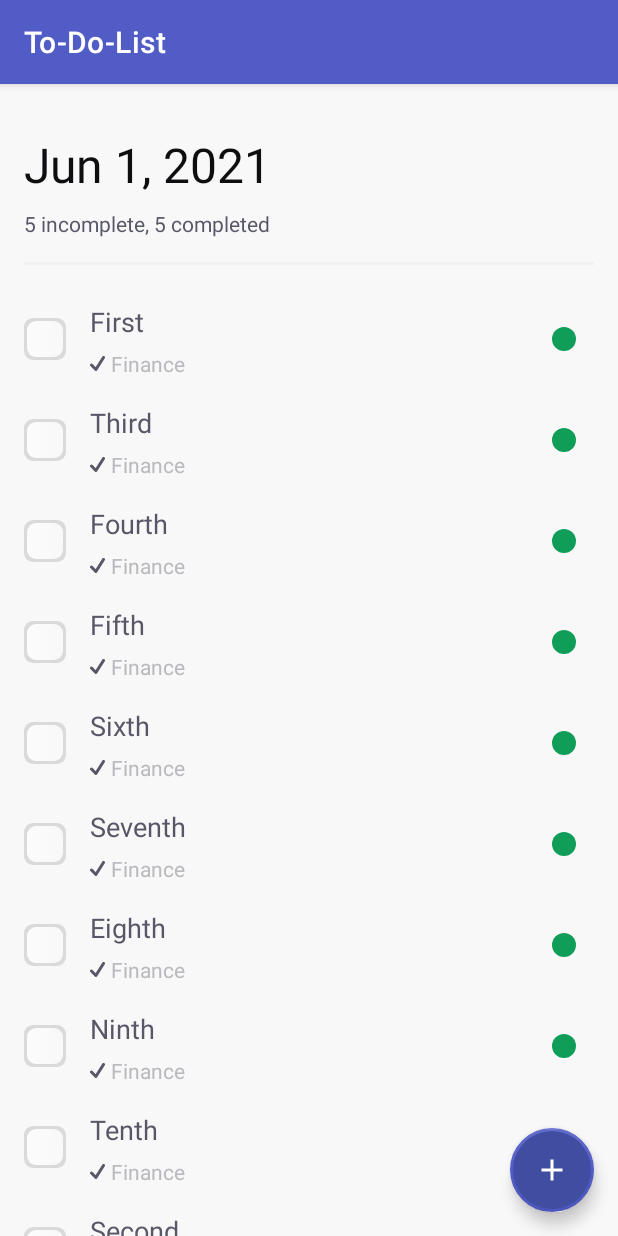
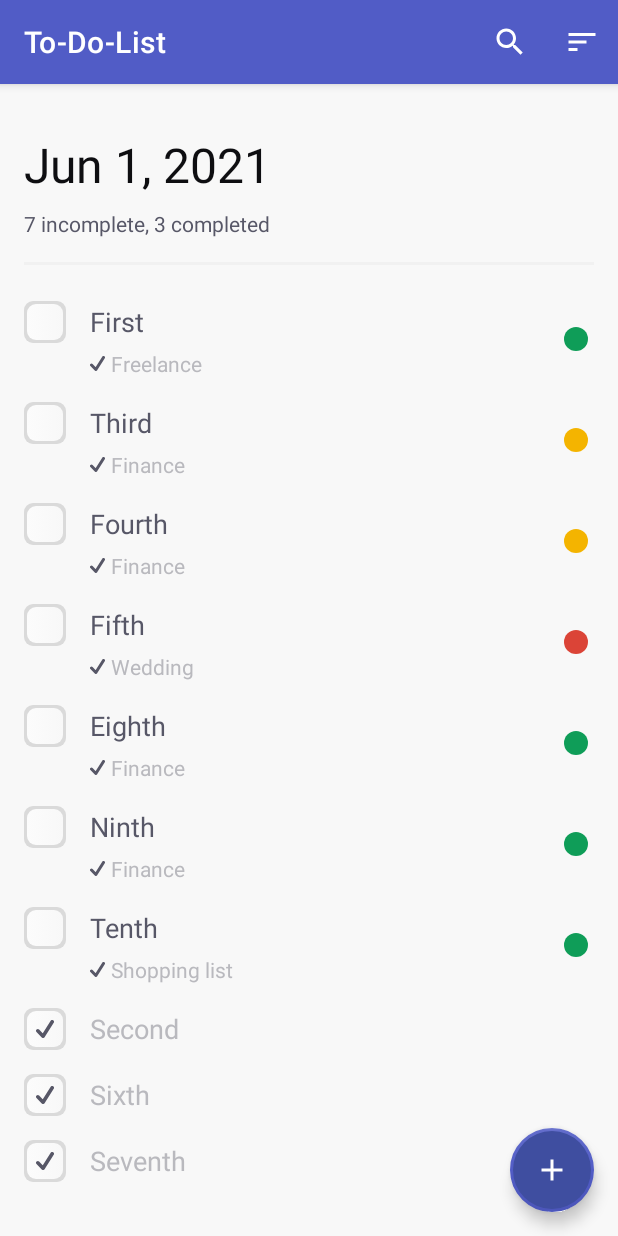
Before and after one commit to TeenWolf3301/ToDoList, an Android app: the screen it shows after launch (MainActivity), on a phone screen of 412 x 824 dp. Run offline under Robolectric (Android 15) with nearby library versions, the phone set to English and light mode, and no system bars; our stand-ins replace Dagger/Hilt's generated code, Room's generated code.

Commit message:
Implement menu into ListFragment, update Dao Query for optimal search and order and other small tweaks

```diff
--- a/app/src/main/java/com/teenwolf3301/to_do_list/data/TaskDao.kt
+++ b/app/src/main/java/com/teenwolf3301/to_do_list/data/TaskDao.kt
@@ -6,8 +6,8 @@ import kotlinx.coroutines.flow.Flow
 @Dao
 interface TaskDao {
 
-    @Query("SELECT * FROM table_todo")
-    fun getTasks(): Flow<List<Task>>
+    @Query("SELECT * FROM table_todo WHERE name LIKE '%' || :searchQuery || '%' ORDER BY isCompleted ASC")
+    fun getTasks(searchQuery: String): Flow<List<Task>>
 
     @Insert(onConflict = OnConflictStrategy.IGNORE)
     suspend fun insertTask(task: Task)
--- a/app/src/main/java/com/teenwolf3301/to_do_list/data/TaskDatabase.kt
+++ b/app/src/main/java/com/teenwolf3301/to_do_list/data/TaskDatabase.kt
@@ -24,16 +24,16 @@ abstract class TaskDatabase : RoomDatabase() {
             val dao = database.get().taskDao()
 
             appScope.launch {
-                dao.insertTask(Task(name = "First"))
-                dao.insertTask(Task(name = "Second", isCompleted = true))
-                dao.insertTask(Task(name = "Third"))
-                dao.insertTask(Task(name = "Fourth"))
-                dao.insertTask(Task(name = "Fifth"))
-                dao.insertTask(Task(name = "Sixth"))
-                dao.insertTask(Task(name = "Seventh"))
+                dao.insertTask(Task(name = "First", category = "Freelance"))
+                dao.insertTask(Task(name = "Second", isCompleted = true, category = "Wedding"))
+                dao.insertTask(Task(name = "Third", priority = Priority.MEDIUM))
+                dao.insertTask(Task(name = "Fourth", priority = Priority.MEDIUM))
+                dao.insertTask(Task(name = "Fifth", priority = Priority.HIGH, category = "Wedding"))
+                dao.insertTask(Task(name = "Sixth", isCompleted = true))
+                dao.insertTask(Task(name = "Seventh", isCompleted = true, priority = Priority.HIGH, category = "Shopping list"))
                 dao.insertTask(Task(name = "Eighth"))
                 dao.insertTask(Task(name = "Ninth"))
-                dao.insertTask(Task(name = "Tenth"))
+                dao.insertTask(Task(name = "Tenth", category = "Shopping list"))
             }
         }
     }
--- a/app/src/main/java/com/teenwolf3301/to_do_list/ui/MainActivity.kt
+++ b/app/src/main/java/com/teenwolf3301/to_do_list/ui/MainActivity.kt
@@ -2,7 +2,7 @@ package com.teenwolf3301.to_do_list.ui
 
 import android.os.Bundle
 import androidx.appcompat.app.AppCompatActivity
-import com.teenwolf3301.to_do_list.APP_ACTIVITY
+import com.teenwolf3301.to_do_list.util.APP_ACTIVITY
 import com.teenwolf3301.to_do_list.databinding.ActivityMainBinding
 import dagger.hilt.android.AndroidEntryPoint
 
--- a/app/src/main/java/com/teenwolf3301/to_do_list/ui/list/ListAdapter.kt
+++ b/app/src/main/java/com/teenwolf3301/to_do_list/ui/list/ListAdapter.kt
@@ -1,12 +1,15 @@
 package com.teenwolf3301.to_do_list.ui.list
 
+import android.R.attr
+import android.util.TypedValue
 import android.view.LayoutInflater
+import android.view.View
 import android.view.ViewGroup
 import androidx.core.content.ContextCompat
 import androidx.recyclerview.widget.DiffUtil
 import androidx.recyclerview.widget.ListAdapter
 import androidx.recyclerview.widget.RecyclerView
-import com.teenwolf3301.to_do_list.APP_ACTIVITY
+import com.teenwolf3301.to_do_list.util.APP_ACTIVITY
 import com.teenwolf3301.to_do_list.R
 import com.teenwolf3301.to_do_list.data.Priority
 import com.teenwolf3301.to_do_list.data.Task
@@ -39,9 +42,10 @@ class ListAdapter(private val listener: OnItemClickListener) :
         }
 
         fun bind(task: Task) {
+            val typedValue = TypedValue()
             binding.apply {
+                tvItemName.text = task.name
                 cbCompleted.isChecked = task.isCompleted
-                tvItemName.text = task.name
                 tvItemCategory.text = task.category
                 when (task.priority) {
                     Priority.LOW -> icPriority.backgroundTintList =
@@ -50,6 +54,17 @@ class ListAdapter(private val listener: OnItemClickListener) :
                         ContextCompat.getColorStateList(APP_ACTIVITY, R.color.google_yellow)
                     Priority.HIGH -> icPriority.backgroundTintList =
                         ContextCompat.getColorStateList(APP_ACTIVITY, R.color.google_red)
+                }
+                if (cbCompleted.isChecked) {
+                    APP_ACTIVITY.theme.resolveAttribute(attr.textColorSecondary, typedValue, true)
+                    tvItemName.setTextColor(typedValue.data)
+                    tvItemCategory.visibility = View.GONE
+                    icPriority.visibility = View.INVISIBLE
+                } else {
+                    APP_ACTIVITY.theme.resolveAttribute(attr.textColorTertiary, typedValue, true)
+                    tvItemName.setTextColor(typedValue.data)
+                    tvItemCategory.visibility = View.VISIBLE
+                    icPriority.visibility = View.VISIBLE
                 }
             }
         }
--- a/app/src/main/java/com/teenwolf3301/to_do_list/ui/list/ListFragment.kt
+++ b/app/src/main/java/com/teenwolf3301/to_do_list/ui/list/ListFragment.kt
@@ -1,7 +1,10 @@
 package com.teenwolf3301.to_do_list.ui.list
 
 import android.os.Bundle
+import android.view.Menu
+import android.view.MenuInflater
 import android.view.View
+import androidx.appcompat.widget.SearchView
 import androidx.fragment.app.Fragment
 import androidx.fragment.app.viewModels
 import androidx.recyclerview.widget.LinearLayoutManager
@@ -23,13 +26,11 @@ class ListFragment : Fragment(R.layout.fragment_list), ListAdapter.OnItemClickLi
         super.onViewCreated(view, savedInstanceState)
 
         val binding = FragmentListBinding.bind(view)
-
         val listAdapter = ListAdapter(this)
 
         listRecyclerView = binding.rvList
         binding.apply {
             tvDate.text = DateFormat.getDateInstance().format(System.currentTimeMillis())
-            tvStats.text = "5 incomplete, 5 completed"
 
             listRecyclerView.apply {
                 adapter = listAdapter
@@ -39,8 +40,28 @@ class ListFragment : Fragment(R.layout.fragment_list), ListAdapter.OnItemClickLi
         }
 
         viewModel.list.observe(viewLifecycleOwner) { list ->
-            listAdapter.submitList(list.sortedBy { it.isCompleted })
+            listAdapter.submitList(list)
+            binding.tvStats.text =
+                "${list.size - viewModel.completedTasks()} incomplete, ${viewModel.completedTasks()} completed"
         }
+
+        setHasOptionsMenu(true)
+    }
+
+    override fun onCreateOptionsMenu(menu: Menu, inflater: MenuInflater) {
+        inflater.inflate(R.menu.list_menu, menu)
+
+        val searchItem = menu.findItem(R.id.list_menu_search)
+        val searchView = searchItem.actionView as SearchView
+
+        searchView.setOnQueryTextListener(object : SearchView.OnQueryTextListener {
+            override fun onQueryTextSubmit(query: String?) = true
+
+            override fun onQueryTextChange(newText: String?): Boolean {
+                viewModel.searchQuery.value = newText.orEmpty()
+                return true
+            }
+        })
     }
 
     override fun onItemClick(task: Task) {
--- a/app/src/main/java/com/teenwolf3301/to_do_list/ui/list/ListViewModel.kt
+++ b/app/src/main/java/com/teenwolf3301/to_do_list/ui/list/ListViewModel.kt
@@ -6,6 +6,9 @@ import androidx.lifecycle.viewModelScope
 import com.teenwolf3301.to_do_list.data.Task
 import com.teenwolf3301.to_do_list.data.TaskDao
 import dagger.hilt.android.lifecycle.HiltViewModel
+import kotlinx.coroutines.flow.MutableStateFlow
+import kotlinx.coroutines.flow.flatMapConcat
+import kotlinx.coroutines.flow.flatMapLatest
 import kotlinx.coroutines.launch
 import javax.inject.Inject
 
@@ -20,6 +23,19 @@ class ListViewModel @Inject constructor(
         taskDao.updateTask(task.copy(isCompleted = isChecked))
     }
 
+    fun completedTasks(): Int {
+        var count = 0
+        list.value?.forEach {
+            if (it.isCompleted) count++
+        }
+        return count
+    }
 
-    val list = taskDao.getTasks().asLiveData()
+    val searchQuery = MutableStateFlow("")
+
+    private val taskFlow = searchQuery.flatMapLatest {
+        taskDao.getTasks(it)
+    }
+
+    val list = taskFlow.asLiveData()
 }
--- a/app/src/main/java/com/teenwolf3301/to_do_list/const.kt
+++ b/app/src/main/java/com/teenwolf3301/to_do_list/util/const.kt
@@ -1,4 +1,4 @@
-package com.teenwolf3301.to_do_list
+package com.teenwolf3301.to_do_list.util
 
 import com.teenwolf3301.to_do_list.ui.MainActivity
 
--- /dev/null
+++ b/app/src/main/res/drawable/ic_search.xml
@@ -0,0 +1,9 @@
+<vector xmlns:android="http://schemas.android.com/apk/res/android"
+    android:width="24dp"
+    android:height="24dp"
+    android:viewportWidth="24"
+    android:viewportHeight="24">
+    <path
+        android:fillColor="@color/white"
+        android:pathData="M15.5,14h-0.79l-0.28,-0.27C15.41,12.59 16,11.11 16,9.5 16,5.91 13.09,3 9.5,3S3,5.91 3,9.5 5.91,16 9.5,16c1.61,0 3.09,-0.59 4.23,-1.57l0.27,0.28v0.79l5,4.99L20.49,19l-4.99,-5zM9.5,14C7.01,14 5,11.99 5,9.5S7.01,5 9.5,5 14,7.01 14,9.5 11.99,14 9.5,14z" />
+</vector>
--- /dev/null
+++ b/app/src/main/res/drawable/ic_sort.xml
@@ -0,0 +1,9 @@
+<vector xmlns:android="http://schemas.android.com/apk/res/android"
+    android:width="24dp"
+    android:height="24dp"
+    android:viewportWidth="24"
+    android:viewportHeight="24">
+    <path
+        android:fillColor="@color/white"
+        android:pathData="M3,18h6v-2L3,16v2zM3,6v2h18L21,6L3,6zM3,13h12v-2L3,11v2z" />
+</vector>
--- a/app/src/main/res/layout/fragment_edit.xml
+++ b/app/src/main/res/layout/fragment_edit.xml
@@ -8,13 +8,14 @@
 
     <androidx.appcompat.widget.LinearLayoutCompat
         android:layout_width="match_parent"
-        android:layout_height="match_parent"
-        android:layout_marginStart="16dp"
-        android:layout_marginTop="32dp"
-        android:layout_marginEnd="16dp"
+        android:layout_height="wrap_content"
+        android:paddingTop="32dp"
+        android:paddingBottom="16dp"
         android:orientation="vertical">
 
         <EditText
+            android:layout_marginStart="16dp"
+            android:layout_marginEnd="16dp"
             android:layout_width="match_parent"
             android:layout_height="wrap_content"
             android:hint="Task name"
@@ -24,6 +25,8 @@
 
         <TextView
             android:text="Category:"
+            android:layout_marginStart="16dp"
+            android:layout_marginEnd="16dp"
             android:textSize="14sp"
             android:layout_marginTop="8dp"
             android:textColor="?android:textColorPrimary"
@@ -32,6 +35,8 @@
 
         <Spinner
             android:layout_width="wrap_content"
+            android:layout_marginStart="16dp"
+            android:layout_marginEnd="16dp"
             android:layout_height="wrap_content"
             android:entries="@array/category"
             android:spinnerMode="dialog"/>
@@ -39,6 +44,8 @@
         <RadioGroup
             android:layout_width="match_parent"
             android:layout_height="wrap_content"
+            android:layout_marginStart="16dp"
+            android:layout_marginEnd="16dp"
             android:layout_marginTop="8dp"
             android:orientation="horizontal">
 
@@ -69,6 +76,8 @@
 
         <TextView
             android:id="@+id/tv_date_created"
+            android:layout_marginStart="16dp"
+            android:layout_marginEnd="16dp"
             android:layout_width="wrap_content"
             android:layout_height="wrap_content"
             android:layout_marginTop="8dp"
@@ -84,10 +93,10 @@
         android:layout_height="wrap_content"
         android:layout_gravity="bottom|end"
         android:layout_margin="16dp"
-        android:backgroundTint="@color/purple_700"
+        android:backgroundTint="@color/chambray"
         android:contentDescription="@string/fab_content_desc"
         android:src="@drawable/ic_checkmark"
-        app:backgroundTint="@color/purple_500"
+        app:backgroundTint="@color/indigo"
         app:borderWidth="2dp"
         app:tint="@color/white" />
 
--- a/app/src/main/res/layout/fragment_list.xml
+++ b/app/src/main/res/layout/fragment_list.xml
@@ -9,15 +9,15 @@
     <androidx.appcompat.widget.LinearLayoutCompat
         android:layout_width="match_parent"
         android:layout_height="match_parent"
-        android:layout_marginStart="16dp"
-        android:layout_marginTop="32dp"
-        android:layout_marginEnd="16dp"
+        android:paddingTop="32dp"
         android:orientation="vertical">
 
         <TextView
             android:id="@+id/tv_date"
             android:layout_width="wrap_content"
             android:layout_height="wrap_content"
+            android:layout_marginStart="16dp"
+            android:layout_marginEnd="16dp"
             android:textColor="?android:textColorPrimary"
             android:textSize="32sp"
             tools:text="March 9, 2020" />
@@ -26,6 +26,8 @@
             android:id="@+id/tv_stats"
             android:layout_width="wrap_content"
             android:layout_height="wrap_content"
+            android:layout_marginStart="16dp"
+            android:layout_marginEnd="16dp"
             android:layout_marginTop="8dp"
             android:textColor="@color/scarpa_flow"
             android:textSize="14sp"
@@ -34,6 +36,8 @@
         <View
             android:id="@+id/divider"
             android:layout_width="match_parent"
+            android:layout_marginStart="16dp"
+            android:layout_marginEnd="16dp"
             android:layout_height="2dp"
             android:layout_marginTop="16dp"
             android:background="#33D0D0D0" />
@@ -53,10 +57,10 @@
         android:layout_height="wrap_content"
         android:layout_gravity="bottom|end"
         android:layout_margin="16dp"
-        android:backgroundTint="@color/purple_700"
+        android:backgroundTint="@color/chambray"
         android:contentDescription="@string/fab_content_desc"
         android:src="@drawable/ic_add_item"
-        app:backgroundTint="@color/purple_500"
+        app:backgroundTint="@color/indigo"
         app:borderWidth="2dp"
         app:tint="@color/white" />
 
--- a/app/src/main/res/layout/list_item.xml
+++ b/app/src/main/res/layout/list_item.xml
@@ -10,9 +10,9 @@
     <androidx.appcompat.widget.AppCompatCheckBox
         android:id="@+id/cb_completed"
         android:layout_width="wrap_content"
+        android:layout_marginStart="16dp"
         android:layout_height="wrap_content"
         android:layout_alignParentStart="true"
-        android:layout_centerVertical="true"
         android:button="@drawable/custom_checkbox"
         android:minWidth="0dp"
         android:minHeight="0dp"
@@ -58,7 +58,7 @@
         android:layout_height="24dp"
         android:layout_alignParentEnd="true"
         android:layout_centerVertical="true"
-        android:layout_marginEnd="8dp"
+        android:layout_marginEnd="16dp"
         android:background="@drawable/ic_priority"
         android:backgroundTint="@color/google_green" />
 
--- /dev/null
+++ b/app/src/main/res/menu/list_menu.xml
@@ -0,0 +1,30 @@
+<?xml version="1.0" encoding="utf-8"?>
+<menu xmlns:android="http://schemas.android.com/apk/res/android"
+    xmlns:app="http://schemas.android.com/apk/res-auto">
+
+    <item
+        android:id="@+id/list_menu_search"
+        android:icon="@drawable/ic_search"
+        android:title="Search"
+        app:actionViewClass="androidx.appcompat.widget.SearchView"
+        app:showAsAction="always|collapseActionView" />
+
+    <item
+        android:id="@+id/list_menu_sort"
+        android:icon="@drawable/ic_sort"
+        android:title="Sort"
+        app:showAsAction="always">
+        <menu>
+            <item
+                android:id="@+id/list_menu_sort_by_name"
+                android:title="Sort by name" />
+            <item
+                android:id="@+id/list_menu_sort_by_date"
+                android:title="Sort by date" />
+            <item
+                android:id="@+id/list_menu_sort_by_priority"
+                android:title="Sort by priority" />
+        </menu>
+    </item>
+
+</menu>
--- a/app/src/main/res/values-night/themes.xml
+++ b/app/src/main/res/values-night/themes.xml
@@ -2,12 +2,12 @@
     <!-- Base application theme. -->
     <style name="Theme.ToDoList" parent="Theme.MaterialComponents.DayNight.DarkActionBar">
         <!-- Primary brand color. -->
-        <item name="colorPrimary">@color/purple_200</item>
-        <item name="colorPrimaryVariant">@color/purple_700</item>
+        <item name="colorPrimary">@color/indigo</item>
+        <item name="colorPrimaryVariant">@color/chambray</item>
         <item name="colorOnPrimary">@color/black</item>
         <!-- Secondary brand color. -->
-        <item name="colorSecondary">@color/teal_200</item>
-        <item name="colorSecondaryVariant">@color/teal_200</item>
+        <item name="colorSecondary">@color/indigo</item>
+        <item name="colorSecondaryVariant">@color/indigo</item>
         <item name="colorOnSecondary">@color/black</item>
         <!-- Status bar color. -->
         <item name="android:statusBarColor" tools:targetApi="l">@color/woodsmoke</item>
--- a/app/src/main/res/values/colors.xml
+++ b/app/src/main/res/values/colors.xml
@@ -1,27 +1,24 @@
 <?xml version="1.0" encoding="utf-8"?>
 <resources>
-    <color name="purple_200">#BB86FC</color>
-
-    <color name="purple_500">#515CC6</color>
-    <color name="purple_700">#3F4EA0</color>
-
-    <color name="teal_200">#03DAC5</color>
-    <color name="teal_700">#018786</color>
+    <color name="indigo">#515CC6</color>
+    <color name="chambray">#3F4EA0</color>
 
     <color name="black">#000</color>
     <color name="white">#FFF</color>
 
+    <color name="scarpa_flow">#575767</color>
+
     <color name="woodsmoke">#141419</color>
+    <color name="woodsmoke_dark">#0E0E11</color>
+
+    <color name="charade">#2B2D37</color>
+    <color name="charade_darker">#262933</color>
+
     <color name="alabaster">#F8F8F8</color>
     <color name="alabaster_darker">#FCFCFC</color>
 
     <color name="alto">#DADADA</color>
     <color name="french_grey">#B9B9BE</color>
-    <color name="woodsmoke_dark">#0E0E11</color>
-
-    <color name="scarpa_flow">#575767</color>
-    <color name="charade">#2B2D37</color>
-    <color name="charade_darker">#262933</color>
 
     <color name="google_red">#DB4437</color>
     <color name="google_yellow">#F4B400</color>
--- a/app/src/main/res/values/themes.xml
+++ b/app/src/main/res/values/themes.xml
@@ -2,12 +2,12 @@
     <!-- Base application theme. -->
     <style name="Theme.ToDoList" parent="Theme.MaterialComponents.DayNight.DarkActionBar">
         <!-- Primary brand color. -->
-        <item name="colorPrimary">@color/purple_500</item>
-        <item name="colorPrimaryVariant">@color/purple_700</item>
+        <item name="colorPrimary">@color/indigo</item>
+        <item name="colorPrimaryVariant">@color/chambray</item>
         <item name="colorOnPrimary">@color/white</item>
         <!-- Secondary brand color. -->
-        <item name="colorSecondary">@color/teal_200</item>
-        <item name="colorSecondaryVariant">@color/teal_700</item>
+        <item name="colorSecondary">@color/indigo</item>
+        <item name="colorSecondaryVariant">@color/chambray</item>
         <item name="colorOnSecondary">@color/black</item>
         <!-- Status bar color. -->
         <item name="android:statusBarColor" tools:targetApi="l">?attr/colorPrimaryVariant</item>
```
